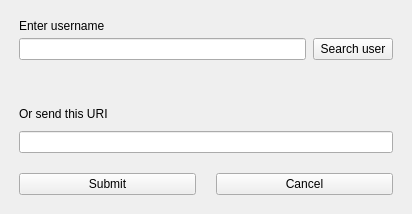
emanuelemanciuria96/CollaborativePad_ClientServerSystem, file Client/adduserwidget.ui: the form before one commit.
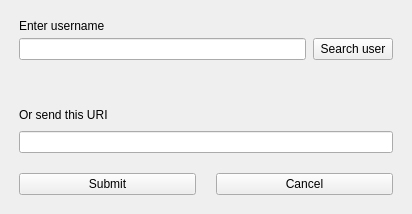
The form after the commit.

The edit to the form file:
```diff
--- a/Client/adduserwidget.ui
+++ b/Client/adduserwidget.ui
@@ -57,7 +57,7 @@
          <number>5</number>
         </property>
         <property name="bottomMargin">
-         <number>0</number>
+         <number>5</number>
         </property>
         <item>
          <widget class="QLineEdit" name="userEdit">
```
Left out of the diff: 12 changed lines with no effect on the pictures.
